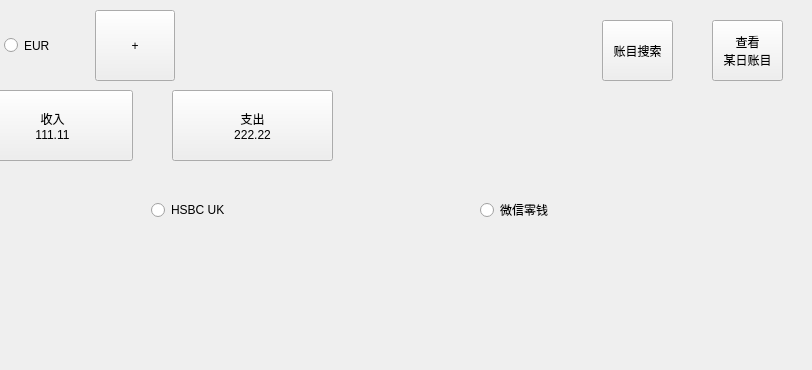
The window that ui/entrs/entrs.ui (xli562/account_book) describes before a commit, drawn with Qt 5; both pictures show x 188 to 1000 and y 0 to 370 of the 1000 by 1130 pixel window.
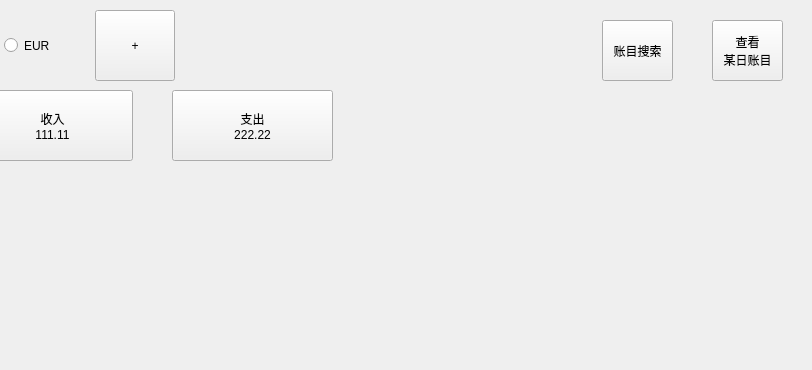
The same window after the commit.

Diff of the .ui file:
```diff
--- a/ui/entrs/entrs.ui
+++ b/ui/entrs/entrs.ui
@@ -112,32 +112,6 @@
       </property>
      </widget>
     </item>
-    <item>
-     <widget class="QRadioButton" name="entrs_1_rbtn">
-      <property name="sizePolicy">
-       <sizepolicy hsizetype="Minimum" vsizetype="Expanding">
-        <horstretch>0</horstretch>
-        <verstretch>0</verstretch>
-       </sizepolicy>
-      </property>
-      <property name="text">
-       <string>HSBC UK</string>
-      </property>
-     </widget>
-    </item>
-    <item>
-     <widget class="QRadioButton" name="entrs_2_rbtn">
-      <property name="sizePolicy">
-       <sizepolicy hsizetype="Minimum" vsizetype="Expanding">
-        <horstretch>0</horstretch>
-        <verstretch>0</verstretch>
-       </sizepolicy>
-      </property>
-      <property name="text">
-       <string>微信零钱</string>
-      </property>
-     </widget>
-    </item>
    </layout>
   </widget>
   <widget class="QPushButton" name="pushButton_2">
```
Left out of the diff: 4 changed lines with no effect on the pictures.
